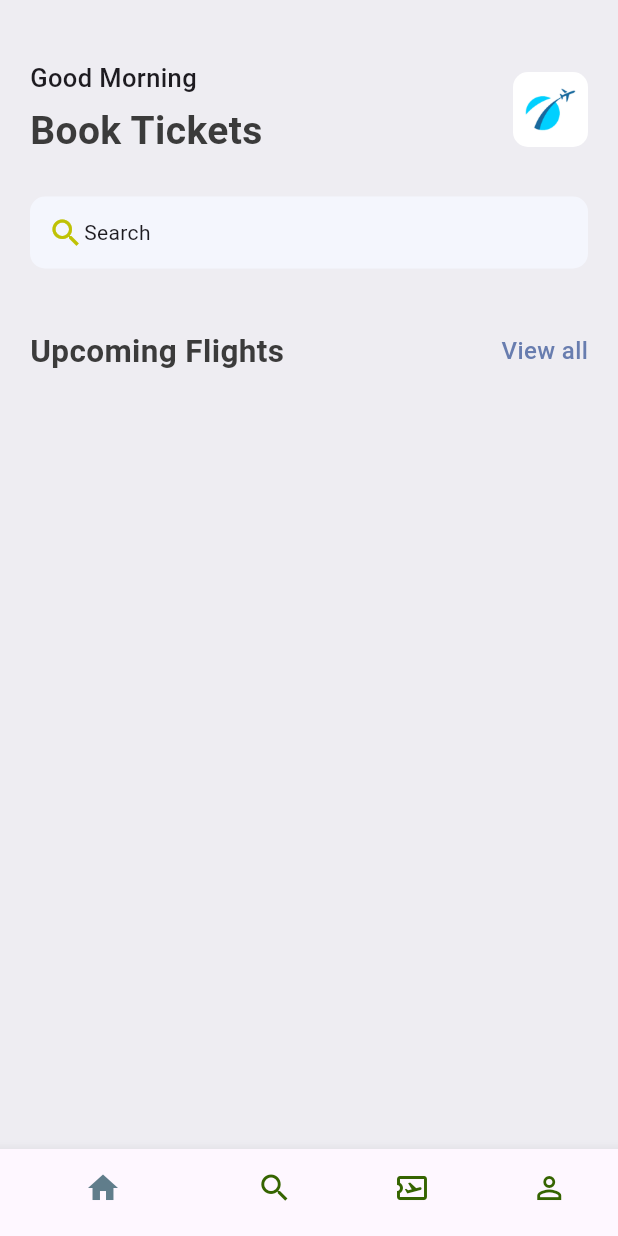
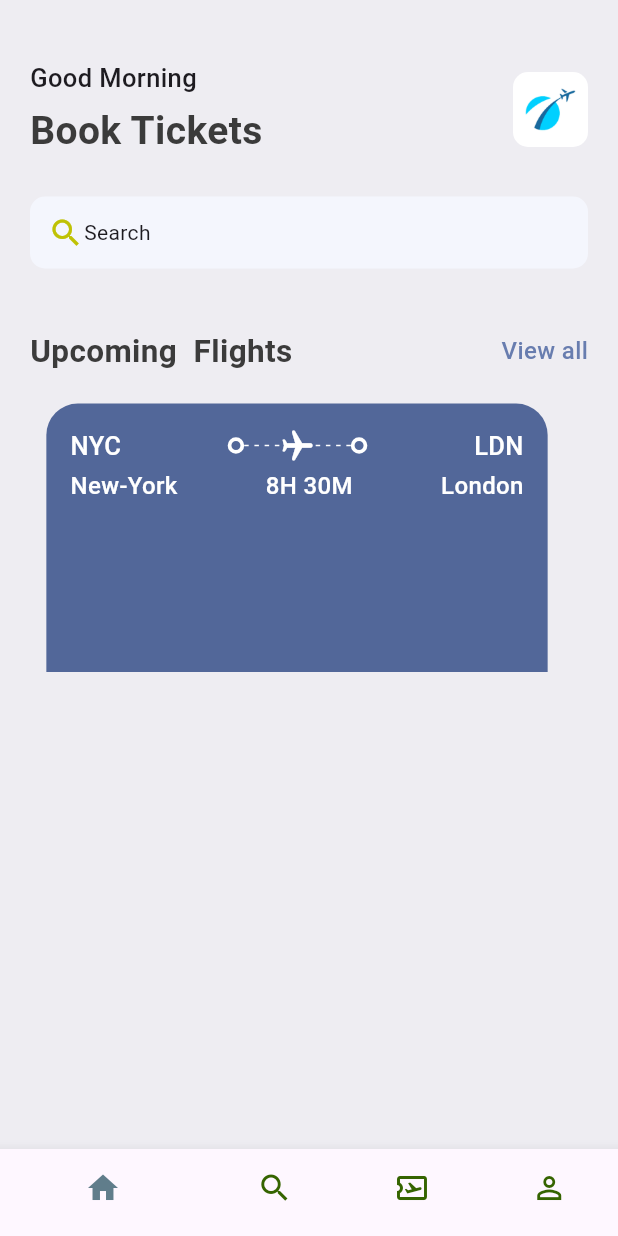
Before and after one commit to V-UNiQuE-V/travelit, a Flutter app: the screen it shows after launch, on a phone screen of 412 x 824 dp. Run offline on Flutter 3.47's test engine with Material 3 defaults, Android fonts, the phone set to English and light mode, and no system bars.

Commit message:
Ticket: First Row

```diff
--- a/lib/base/res/app_styles.dart
+++ b/lib/base/res/app_styles.dart
@@ -6,6 +6,7 @@ class AppStyles {
   static Color primaryColor = primary;
   static Color textColor = const Color(0xFF3b3b3b);
   static Color bgColor = const Color(0xFFEEEDF2);
+  static Color ticketBlue = const Color(0xFF526799);
 
   static TextStyle textStyle = TextStyle(
     fontSize: 16,
--- /dev/null
+++ b/lib/base/widgets/app_layoutbuilder_widget.dart
@@ -0,0 +1,24 @@
+import 'package:flutter/material.dart';
+
+class AppLayoutBuilderWidget extends StatelessWidget {
+  final int randomDivider;
+
+  const AppLayoutBuilderWidget({super.key, required this.randomDivider});
+
+  @override
+  Widget build(BuildContext context) {
+    return LayoutBuilder(builder: (BuildContext context, BoxConstraints constraints) {
+      print("${constraints.constrainWidth()}"); //Space between two widgets which are BigDots
+      return Flex(
+        mainAxisAlignment: MainAxisAlignment.spaceBetween,
+        direction: Axis.horizontal,
+        children: List.generate((constraints.constrainWidth()/randomDivider).floor(), (index) => SizedBox(
+          width: 3, height: 1, child: DecoratedBox(decoration: BoxDecoration(color: Colors.white)),
+        )),
+
+        //length : constraints.constrainWidth()/randomDivider).floor() - tells how many widgets are we generating
+
+      );
+    });
+  }
+}
--- /dev/null
+++ b/lib/base/widgets/big_dot.dart
@@ -0,0 +1,16 @@
+import 'package:flutter/material.dart';
+
+class BigDot extends StatelessWidget {
+  const BigDot({super.key});
+
+  @override
+  Widget build(BuildContext context) {
+    return Container(
+      padding: EdgeInsets.all(3),
+      decoration: BoxDecoration(
+        border: Border.all(width: 2.5, color: Colors.white),
+        borderRadius: BorderRadius.circular(20),
+      ),
+    );
+  }
+}
--- /dev/null
+++ b/lib/base/widgets/ticket_view.dart
@@ -0,0 +1,95 @@
+// Global Widget
+import 'package:flutter/material.dart';
+import 'package:ticket_app/base/res/app_styles.dart';
+import 'package:ticket_app/base/widgets/big_dot.dart';
+
+import 'app_layoutbuilder_widget.dart';
+
+class TicketView extends StatelessWidget {
+  const TicketView({super.key});
+
+  @override
+  Widget build(BuildContext context) {
+    final size = MediaQuery.of(context).size; //size is dynamic
+
+    return SizedBox(
+      width: size.width * 0.85,
+      height: 179,
+      child: Container(
+        margin: EdgeInsets.only(right: 16),
+        padding: EdgeInsets.all(16),
+        decoration: BoxDecoration(
+          color: AppStyles.ticketBlue,
+          borderRadius: BorderRadius.only(
+            topLeft: Radius.circular(21),
+            topRight: Radius.circular(21),
+          ),
+        ),
+        // child: Center(child: Text("data")),
+        child: Column(
+          children: [
+            //Show departure & destination with icons first line
+            Row(
+              // mainAxisAlignment: MainAxisAlignment.spaceBetween, //For complex alignment doesn't work for individual texts
+              children: [
+                Text(
+                  "NYC",
+                  style: AppStyles.headLineStyle3.copyWith(color: Colors.white),
+                ),
+                Expanded(child: Container()), //Expanded - Proportionally puts lots of items i.e. space between each child
+                BigDot(),
+                Expanded(child: Stack(children: [
+                  /* How to get Dynamic Space:
+                  * The dash (which we want in-between) are widgets (Any kind of thing as pixel)
+                  * available space / random no. - will be given to List.generate()
+                  * LayoutBuilder() - returns available space i.e. width between widgets(say BigDots)
+                  * Flex() is a new widget helps to spread a line equally (- - - - -): not joined to each other - As the widgets generated by List.generate() would be sitting together not spaced (straight line not dashed),
+                  * List.generate() - helps us to know how many items we want and then generates certain widgets with the help of SizedBox()
+                  * SizedBox() or any other widget like Container() - provides the size of the widget generated
+                  * */
+
+                  //All the widgets in Flutter are nested
+                  SizedBox(
+                    // child: Text("--------------------"),
+                    height: 24,
+                    child: AppLayoutBuilderWidget(randomDivider: 6)
+                  ),
+
+                  Center(child: Transform.rotate(angle: 1.57, //angle is in radians
+                  child: Icon(Icons.local_airport_rounded, color: Colors.white)))
+                ],)), //Acc. to the no. of spaces, the no. of dots will vary & Overlapping - for Overlapping we use a special widget called as Stack Widget
+                BigDot(),
+                Expanded(child: Container()),
+                Text(
+                  "LDN",
+                  style: AppStyles.headLineStyle3.copyWith(color: Colors.white),
+                ),
+              ],
+            ),
+            SizedBox(height: 3),
+            //Show departure & destination names with time
+            Row(
+              // mainAxisAlignment: MainAxisAlignment.spaceBetween, //For complex alignment doesn't work for individual texts
+              children: [
+                Text(
+                  "New-York",
+                  style: AppStyles.headLineStyle3.copyWith(color: Colors.white, fontSize: 16),
+                ),
+                Expanded(child: Container()), //Expanded - Proportionally puts lots of items i.e. space between each child
+                Text(
+                  "8H 30M",
+                  style: AppStyles.headLineStyle3.copyWith(color: Colors.white, fontSize: 16),
+                ),
+                Expanded(child: Container()),
+                Text(
+                  "London",
+                  style: AppStyles.headLineStyle3.copyWith(color: Colors.white, fontSize: 16),
+                ),
+              ],
+            ),
+          ],
+        ),
+      ),
+    );
+  }
+}
--- a/lib/screens/home_screen.dart
+++ b/lib/screens/home_screen.dart
@@ -1,5 +1,6 @@
 import 'package:flutter/material.dart';
 import 'package:ticket_app/base/widgets/app_double_text.dart';
+import 'package:ticket_app/base/widgets/ticket_view.dart';
 import '../base/res/app_styles.dart';
 import '../base/res/media.dart';
 class HomeScreen extends StatefulWidget {
@@ -25,7 +26,7 @@ class _HomeScreenState extends State<HomeScreen> {
             // color: Colors.grey,
             child: Column(
               //Widgets are List inside Widgets. Widgets are represented by children
-              children: [
+              children: [ //List of Widgets
                 Row(
                   mainAxisAlignment: MainAxisAlignment.spaceBetween,
                   children: [
@@ -71,8 +72,9 @@ class _HomeScreenState extends State<HomeScreen> {
                 ),
                 const SizedBox(height: 40),
                 //Other Section
-                AppDoubleText(bigText: 'Upcoming Flights', smallText: 'View all'), //Passing the text to the widget
-
+                AppDoubleText(bigText: 'Upcoming  Flights', smallText: 'View all'), //Passing the text to the widget
+                SizedBox(height: 20),
+                TicketView()
 
                 // const SizedBox(height: 40),
                 // AppDoubleText(bigText: 'Upcoming Meetings', smallText: 'View all')
```
